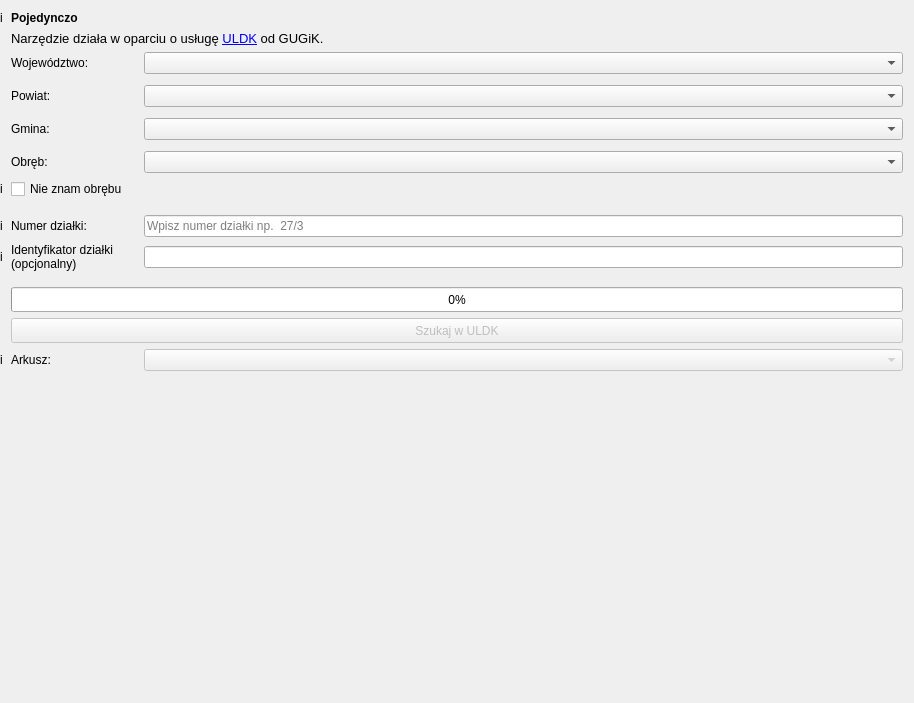
The window that gissupport_plugin/modules/uldk/modules/teryt_search/main_base.ui (gis-support/gis-support-plugin) describes before a commit, drawn with Qt 5.
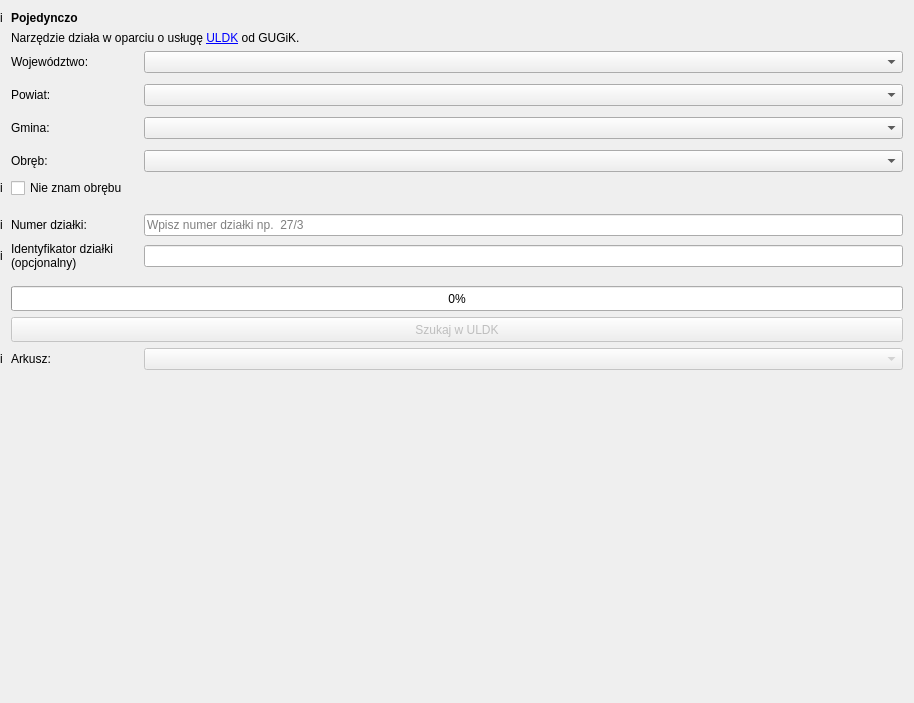
The same window after the commit.

What changed in the file:
```diff
--- a/gissupport_plugin/modules/uldk/modules/teryt_search/main_base.ui
+++ b/gissupport_plugin/modules/uldk/modules/teryt_search/main_base.ui
@@ -402,7 +402,7 @@
      <item row="1" column="1" colspan="3">
       <widget class="QLabel" name="infoLabel">
        <property name="text">
-        <string>&lt;html&gt;&lt;head/&gt;&lt;body&gt;&lt;p&gt;&lt;span style=&quot; font-size:10pt;&quot;&gt;Narzędzie działa w oparciu o usługę &lt;a href=&quot;https://uldk.gugik.gov.pl/opis.html&quot;&gt;&lt;span style=&quot; text-decoration: underline; color:#0000ff;&quot;&gt;ULDK&lt;/span&gt;&lt;/a&gt; od GUGiK.&lt;/span&gt;&lt;/p&gt;&lt;/body&gt;&lt;/html&gt;</string>
+        <string>&lt;html&gt;&lt;head/&gt;&lt;body&gt;&lt;p&gt;Narzędzie działa w oparciu o usługę &lt;a href=&quot;https://uldk.gugik.gov.pl/opis.html&quot;&gt;&lt;span style=&quot; text-decoration: underline; color:#0000ff;&quot;&gt;ULDK&lt;/span&gt;&lt;/a&gt; od GUGiK.&lt;/p&gt;&lt;/body&gt;&lt;/html&gt;</string>
        </property>
        <property name="textFormat">
         <enum>Qt::RichText</enum>
```
